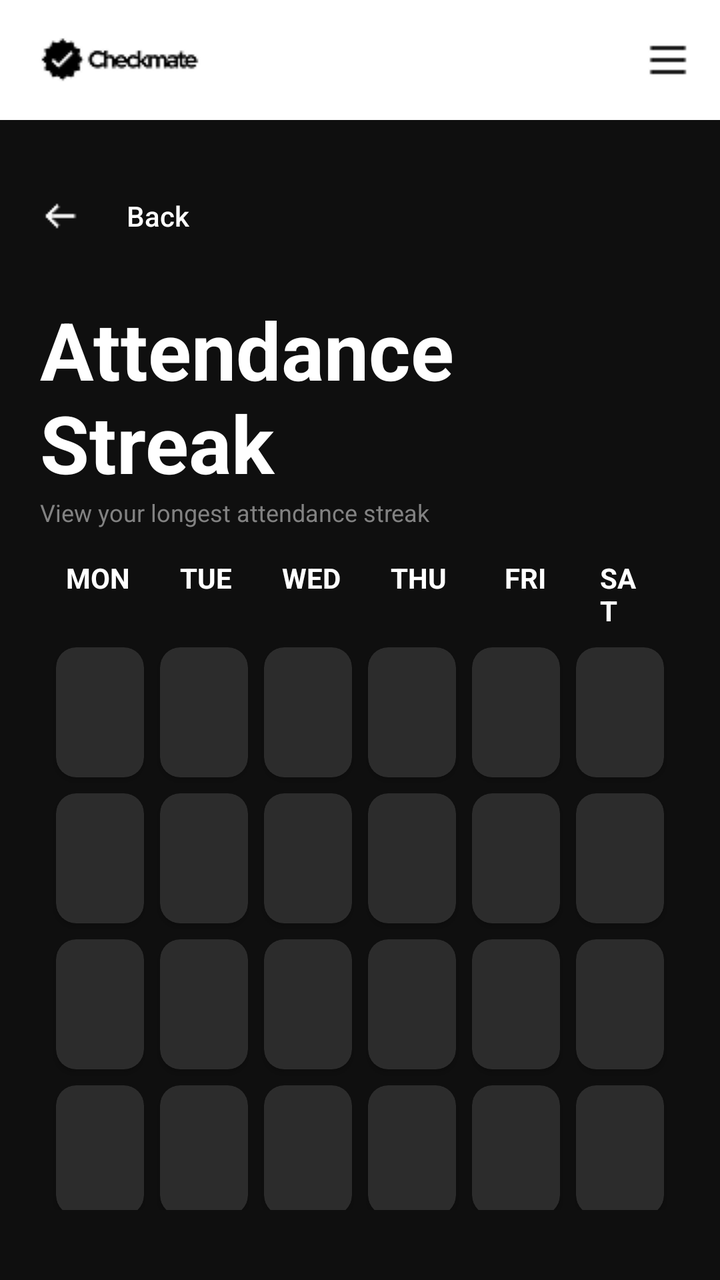
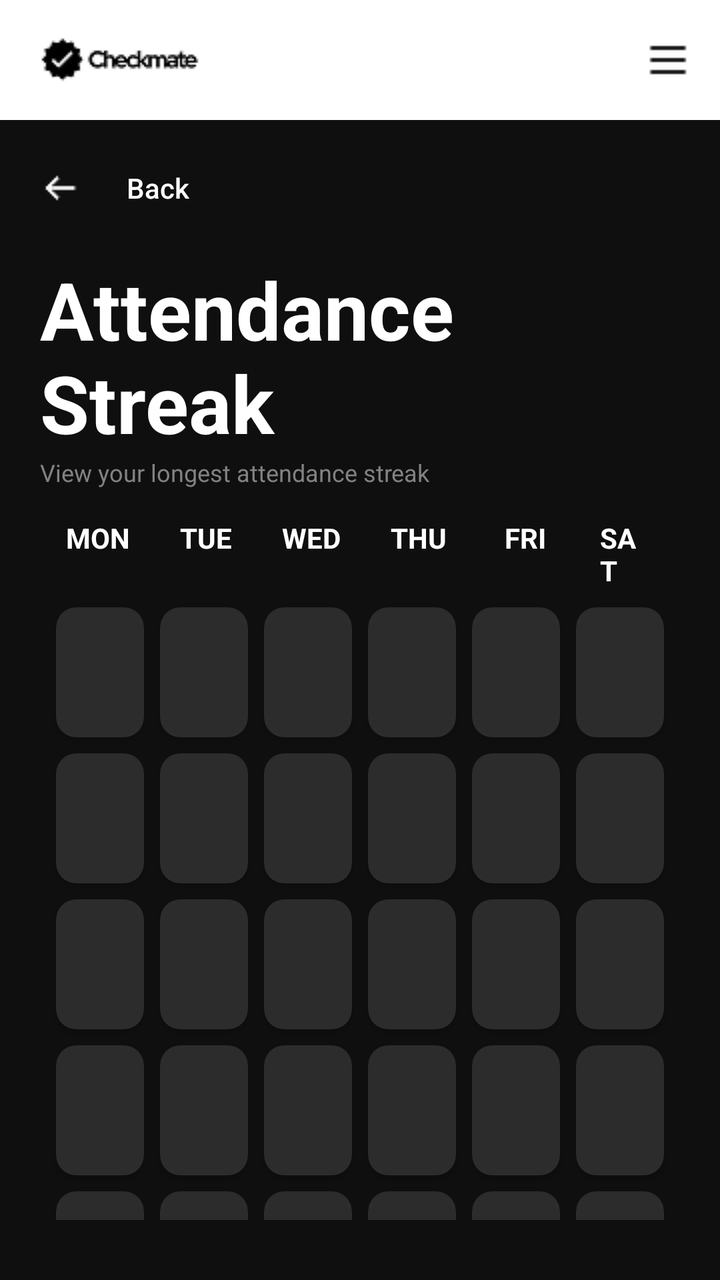

The first picture is an Android layout as it rendered before a commit; the second is the same layout after the commit. The layout source and the unified diff follow.
<!-- AndroidManifest.xml: application theme Theme.AuthTest -->
<!-- res/layout/activity_attendance_streak.xml -->
<?xml version="1.0" encoding="utf-8"?>
<androidx.drawerlayout.widget.DrawerLayout xmlns:android="http://schemas.android.com/apk/res/android"
    xmlns:tools="http://schemas.android.com/tools"
    xmlns:app="http://schemas.android.com/apk/res-auto"
    android:id="@+id/main"
    android:layout_width="match_parent"
    android:layout_height="match_parent"
    android:orientation="vertical"
    android:background="#0F0F0F"
    android:fitsSystemWindows="true"
    tools:context=".AttendanceStreak">

    <LinearLayout
        android:layout_width="match_parent"
        android:layout_height="match_parent"
        android:orientation="vertical">

        <RelativeLayout
            android:layout_width="match_parent"
            android:layout_height="60dp"
            android:background="#FFFFFF">

            <ImageView
                android:id="@+id/header_logo"
                android:layout_width="wrap_content"
                android:layout_height="wrap_content"
                android:layout_alignParentStart="true"
                android:layout_centerVertical="true"
                android:layout_marginStart="16dp"
                android:src="@drawable/header_logo"
                android:contentDescription="header_logo" />

            <ImageView
                android:id="@+id/hamburger_icon"
                android:layout_width="wrap_content"
                android:layout_height="wrap_content"
                android:layout_alignParentEnd="true"
                android:layout_centerVertical="true"
                android:layout_marginEnd="16dp"
                android:src="@drawable/hamburger_icon"
                android:contentDescription="hamburger_icon" />
        </RelativeLayout>

        <LinearLayout
            android:layout_width="match_parent"
            android:layout_height="wrap_content"
            android:paddingHorizontal="20dp"
            android:paddingTop="24dp"
            android:paddingBottom="16dp">

            <androidx.appcompat.widget.AppCompatButton
                android:id="@+id/backButton"
                android:layout_width="wrap_content"
                android:layout_height="wrap_content"
                android:background="@android:color/transparent"
                android:drawableStart="@drawable/left_arrow"
                android:drawablePadding="10dp"
                android:text="Back"
                android:textAllCaps="false"
                android:textColor="#FFFFFF" />
            
        </LinearLayout>

            <LinearLayout
                android:layout_width="match_parent"
                android:layout_height="wrap_content"
                android:orientation="vertical"
                android:paddingLeft="20dp"
                android:paddingRight="20dp"
                android:paddingBottom="20dp">

                <LinearLayout
                    android:layout_width="match_parent"
                    android:layout_height="wrap_content"
                    android:orientation="vertical"
                    android:layout_marginBottom="15dp"
                    android:paddingTop="0dp" >

                    <TextView
                        android:text="Attendance Streak"
                        android:textColor="#FFFFFF"
                        android:textStyle="bold"
                        android:textSize="40sp"
                        android:layout_width="wrap_content"
                        android:layout_height="wrap_content" />

                    <TextView
                        android:text="View your longest attendance streak"
                        android:textColor="#828282"
                        android:textSize="12sp"
                        android:layout_width="wrap_content"
                        android:layout_height="wrap_content" />

                </LinearLayout>

                <LinearLayout
                    android:layout_width="match_parent"
                    android:layout_height="wrap_content"
                    android:layout_marginBottom="5dp"
                    android:gravity="center_horizontal"
                    android:orientation="horizontal">

                    <TextView
                        android:layout_width="wrap_content"
                        android:layout_height="wrap_content"
                        android:text="MON"
                        android:textColor="#FFFFFF"
                        android:textSize="14sp"
                        android:textStyle="bold"
                        android:layout_marginLeft="13dp"
                        android:layout_marginRight="25dp"/>

                    <TextView
                        android:layout_width="wrap_content"
                        android:layout_height="wrap_content"
                        android:text="TUE"
                        android:textColor="#FFFFFF"
                        android:textSize="14sp"
                        android:textStyle="bold"
                        android:layout_marginRight="25dp"/>

                    <TextView
                        android:layout_width="wrap_content"
                        android:layout_height="wrap_content"
                        android:text="WED"
                        android:textColor="#FFFFFF"
                        android:textSize="14sp"
                        android:textStyle="bold"
                        android:layout_marginRight="25dp"/>

                    <TextView
                        android:layout_width="wrap_content"
                        android:layout_height="wrap_content"
                        android:text="THU"
                        android:textColor="#FFFFFF"
                        android:textSize="14sp"
                        android:textStyle="bold"
                        android:layout_marginRight="29dp"/>

                    <TextView
                        android:layout_width="wrap_content"
                        android:layout_height="wrap_content"
                        android:text="FRI"
                        android:textColor="#FFFFFF"
                        android:textSize="14sp"
                        android:textStyle="bold"
                        android:layout_marginRight="16dp"/>


                    <TextView
                        android:layout_width="wrap_content"
                        android:layout_height="wrap_content"
                        android:text="SAT"
                        android:textColor="#FFFFFF"
                        android:textSize="14sp"
                        android:textStyle="bold"
                        android:layout_marginLeft="11dp"
                        android:layout_marginRight="15dp"/>

                </LinearLayout>

                <LinearLayout
                    android:layout_width="match_parent"
                    android:layout_height="wrap_content"
                    android:orientation="vertical"
                    android:gravity="center_horizontal"
                    android:layout_marginBottom="15dp" >

                    <LinearLayout
                        android:layout_width="wrap_content"
                        android:layout_height="wrap_content">

                        <include
                            android:id="@+id/monday_week1"
                            layout="@layout/streak_card" />

                        <include
                            android:id="@+id/tuesday_week1"
                            layout="@layout/streak_card" />

                        <include
                            android:id="@+id/wednesday_week1"
                            layout="@layout/streak_card" />

                        <include
                            android:id="@+id/thursday_week1"
                            layout="@layout/streak_card" />

                        <include
                            android:id="@+id/friday_week1"
                            layout="@layout/streak_card" />

                        <include
                            android:id="@+id/saturday_week1"
                            layout="@layout/streak_card" />

                    </LinearLayout>

                    <LinearLayout
                        android:layout_width="wrap_content"
                        android:layout_height="wrap_content" >

                        <include
                            android:id="@+id/monday_week2"
                            layout="@layout/streak_card" />

                        <include
                            android:id="@+id/tuesday_week2"
                            layout="@layout/streak_card" />

                        <include
                            android:id="@+id/wednesday_week2"
                            layout="@layout/streak_card" />

                        <include
                            android:id="@+id/thursday_week2"
                            layout="@layout/streak_card" />

                        <include
                            android:id="@+id/friday_week2"
                            layout="@layout/streak_card" />

                        <include
                            android:id="@+id/saturday_week2"
                            layout="@layout/streak_card" />
                        
                    </LinearLayout>
                    
                    <LinearLayout
                        android:layout_width="wrap_content"
                        android:layout_height="wrap_content" >

                        <include
                            android:id="@+id/monday_week3"
                            layout="@layout/streak_card" />

                        <include
                            android:id="@+id/tuesday_week3"
                            layout="@layout/streak_card" />

                        <include
                            android:id="@+id/wednesday_week3"
                            layout="@layout/streak_card" />

                        <include
                            android:id="@+id/thursday_week3"
                            layout="@layout/streak_card" />

                        <include
                            android:id="@+id/friday_week3"
                            layout="@layout/streak_card" />

                        <include
                            android:id="@+id/saturday_week3"
                            layout="@layout/streak_card" />
                        
                    </LinearLayout>

                    <LinearLayout
                        android:layout_width="wrap_content"
                        android:layout_height="wrap_content" >

                        <include
                            android:id="@+id/monday_week4"
                            layout="@layout/streak_card" />

                        <include
                            android:id="@+id/tuesday_week4"
                            layout="@layout/streak_card" />

                        <include
                            android:id="@+id/wednesday_week4"
                            layout="@layout/streak_card" />

                        <include
                            android:id="@+id/thursday_week4"
                            layout="@layout/streak_card" />

                        <include
                            android:id="@+id/friday_week4"
                            layout="@layout/streak_card" />

                        <include
                            android:id="@+id/saturday_week4"
                            layout="@layout/streak_card" />
                        
                    </LinearLayout>

                </LinearLayout>

                <TextView
                    android:layout_width="wrap_content"
                    android:layout_height="wrap_content"
                    android:text="Streaks are counted only for Present attendance."
                    android:textColor="#888888"
                    android:textSize="14sp"
                    android:layout_gravity="center_horizontal"
                    android:layout_marginBottom="20dp" />

                <LinearLayout
                    android:layout_width="match_parent"
                    android:layout_height="wrap_content"
                    android:orientation="horizontal"
                    android:gravity="center_vertical"
                    android:layout_marginBottom="20dp">

                    <TextView
                        android:layout_width="0dp"
                        android:layout_height="wrap_content"
                        android:layout_weight="1"
                        android:text="Longest Streak"
                        android:textColor="#FFFFFF"
                        android:textSize="20sp"
                        android:textStyle="bold"/>

                    <TextView
                        android:id="@+id/longestStreakNumber"
                        android:layout_width="wrap_content"
                        android:layout_height="wrap_content"
                        android:text="6"
                        android:textColor="#FFFFFF"
                        android:textSize="20sp"
                        android:textStyle="bold" />

                </LinearLayout>

            </LinearLayout>

        </LinearLayout>

    <com.google.android.material.navigation.NavigationView
        android:id="@+id/navigation_view"
        android:layout_width="280dp"
        android:layout_height="match_parent"
        android:layout_gravity="start"
        android:fitsSystemWindows="true"
        android:background="#1A1A1A"
        app:menu="@menu/menu_drawer"
        app:headerLayout="@layout/drawer_header"
        app:itemTextColor="@color/menu_item_color"
        app:itemIconTint="@color/menu_item_color" />
</androidx.drawerlayout.widget.DrawerLayout>
<!-- res/layout/streak_card.xml (included above) -->
<?xml version="1.0" encoding="utf-8"?>
<androidx.cardview.widget.CardView xmlns:android="http://schemas.android.com/apk/res/android"
    xmlns:app="http://schemas.android.com/apk/res-auto"
    android:id="@+id/seatPlanCard"
    android:layout_width="44dp"
    android:layout_height="65dp"
    android:layout_margin="4dp"
    app:cardBackgroundColor="#2C2C2C"
    app:cardCornerRadius="10dp" >

</androidx.cardview.widget.CardView>
<!-- res/layout/drawer_header.xml (included above) -->
<?xml version="1.0" encoding="utf-8"?>
<LinearLayout xmlns:android="http://schemas.android.com/apk/res/android"
    android:layout_width="match_parent"
    android:layout_height="200dp"
    android:orientation="vertical"
    android:gravity="bottom"
    android:padding="20dp"
    android:background="#0F0F0F">

    <ImageView
        android:id="@+id/drawer_user_avatar"
        android:layout_width="60dp"
        android:layout_height="60dp"
        android:src="@drawable/default_avatar"
        android:contentDescription="user_avatar"
        android:layout_marginBottom="15dp" />

    <TextView
        android:id="@+id/drawer_user_name"
        android:layout_width="wrap_content"
        android:layout_height="wrap_content"
        android:text="User Name"
        android:textColor="#FFFFFF"
        android:textSize="24sp"
        android:textStyle="bold" />

    <TextView
        android:id="@+id/drawer_user_email"
        android:layout_width="wrap_content"
        android:layout_height="wrap_content"
        android:text="user@example.com"
        android:textColor="#828282"
        android:textSize="12sp" />

</LinearLayout>
<!-- resources referenced by this layout -->
<resources>
  <!-- drawable default_avatar (drawable) -->
  <?xml version="1.0" encoding="utf-8"?>
  <vector xmlns:android="http://schemas.android.com/apk/res/android"
      android:width="24dp"
      android:height="24dp"
      android:viewportWidth="24"
      android:viewportHeight="24">
      <path
          android:fillColor="#FFFFFF"
          android:pathData="M12,12c2.21,0 4,-1.79 4,-4s-1.79,-4 -4,-4 -4,1.79 -4,4 1.79,4 4,4zm0,2c-2.67,0 -8,1.34 -8,4v2h16v-2c0,-2.66 -5.33,-4 -8,-4z" />
  </vector>
  <!-- drawable hamburger_icon: png bitmap (drawable, 177 bytes) -->
  <!-- drawable header_logo: png bitmap (drawable, 1337 bytes) -->
  <!-- drawable left_arrow: png bitmap (drawable, 316 bytes) -->
  <style name="Theme.AuthTest" parent="Base.Theme.AuthTest" />
  <style name="Base.Theme.AuthTest" parent="Theme.Material3.DayNight.NoActionBar">
          
          
      </style>
</resources>

<!-- the commit's change to res/layout/activity_attendance_streak.xml (unified diff, before → after) -->
@@ -45,8 +45,8 @@
             android:layout_width="match_parent"
             android:layout_height="wrap_content"
             android:paddingHorizontal="20dp"
-            android:paddingTop="24dp"
-            android:paddingBottom="16dp">
+            android:paddingTop="10dp"
+            android:paddingBottom="10dp">
 
             <androidx.appcompat.widget.AppCompatButton
                 android:id="@+id/backButton"
@@ -164,7 +164,7 @@
                     android:layout_height="wrap_content"
                     android:orientation="vertical"
                     android:gravity="center_horizontal"
-                    android:layout_marginBottom="15dp" >
+                    android:layout_marginBottom="10dp" >
 
                     <LinearLayout
                         android:layout_width="wrap_content"
@@ -284,6 +284,35 @@
                             android:id="@+id/saturday_week4"
                             layout="@layout/streak_card" />
                         
+                    </LinearLayout>
+                    <LinearLayout
+                        android:layout_width="wrap_content"
+                        android:layout_height="wrap_content" >
+
+                        <include
+                            android:id="@+id/monday_week5"
+                            layout="@layout/streak_card" />
+
+                        <include
+                            android:id="@+id/tuesday_week5"
+                            layout="@layout/streak_card" />
+
+                        <include
+                            android:id="@+id/wednesday_week5"
+                            layout="@layout/streak_card" />
+
+                        <include
+                            android:id="@+id/thursday_week5"
+                            layout="@layout/streak_card" />
+
+                        <include
+                            android:id="@+id/friday_week5"
+                            layout="@layout/streak_card" />
+
+                        <include
+                            android:id="@+id/saturday_week5"
+                            layout="@layout/streak_card" />
+
                     </LinearLayout>
 
                 </LinearLayout>
@@ -295,7 +324,7 @@
                     android:textColor="#888888"
                     android:textSize="14sp"
                     android:layout_gravity="center_horizontal"
-                    android:layout_marginBottom="20dp" />
+                    android:layout_marginBottom="10dp" />
 
                 <LinearLayout
                     android:layout_width="match_parent"
